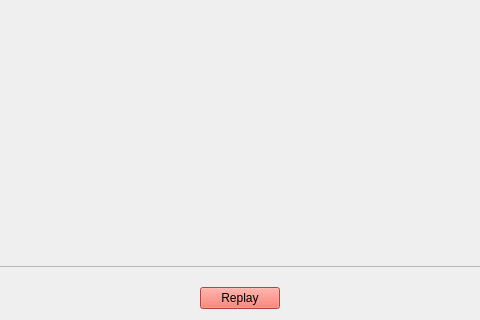
Above: paint.ui from saadbrb/XO-Play-GUI-User-friendly-Tic-Tac-Toe-Interface before the change; both pictures show x 281 to 761 and y 364 to 684 of the 1041 by 684 pixel window. Below: the same form after it.
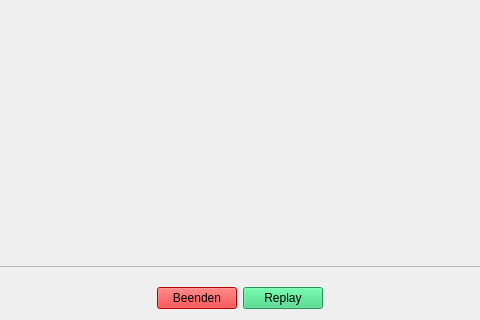
That is the form after the change.

Diff of the .ui file:
```diff
--- a/paint.ui
+++ b/paint.ui
@@ -77,28 +77,26 @@
          </item>
          <item>
           <widget class="QPushButton" name="pushButton">
-           <property name="maximumSize">
-            <size>
-             <width>865</width>
-             <height>25</height>
-            </size>
+           <property name="styleSheet">
+            <string notr="true">background-color: rgb(255, 0, 0);
+color: rgb(0, 0, 0);
+
+</string>
            </property>
+           <property name="text">
+            <string>Beenden</string>
+           </property>
+          </widget>
+         </item>
+         <item>
+          <widget class="QPushButton" name="pushButton_2">
            <property name="styleSheet">
-            <string notr="true">background-color: rgb(246, 97, 81);
+            <string notr="true">background-color: rgb(51, 209, 122);
 color: rgb(0, 0, 0);</string>
            </property>
            <property name="text">
             <string>Replay</string>
            </property>
-           <property name="iconSize">
-            <size>
-             <width>9</width>
-             <height>8</height>
-            </size>
-           </property>
-           <property name="autoRepeatDelay">
-            <number>296</number>
-           </property>
           </widget>
          </item>
          <item>
```
